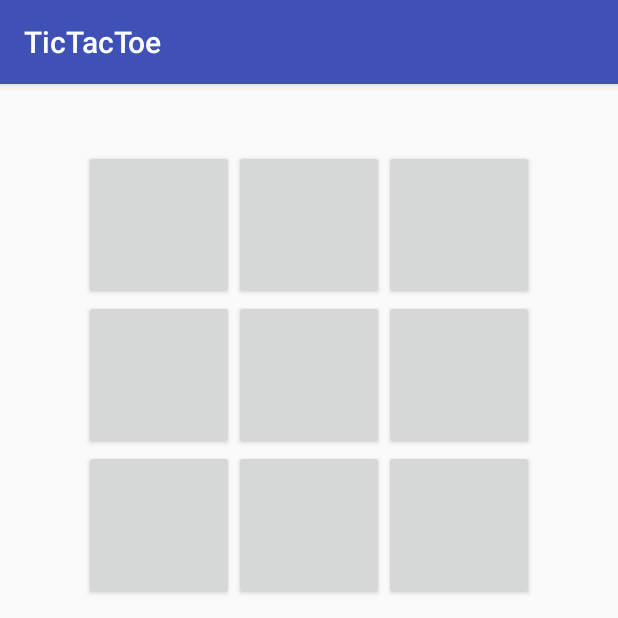
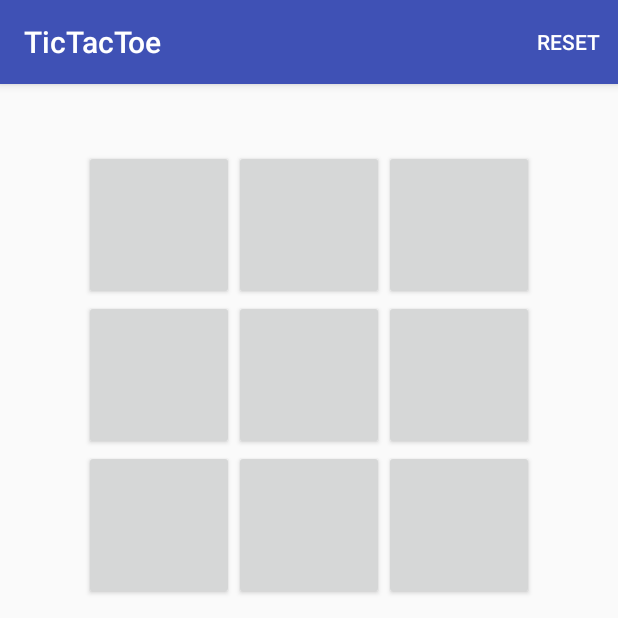
Before and after one commit to pinetree408/TicTacToe, an Android app: the screen it shows after launch (TicTacToeActivity), on a phone screen of 412 x 824 dp, the top half of it. Run offline under Robolectric (Android 15) with nearby library versions, the phone set to English and light mode, and no system bars; our stand-ins replace data binding.

Commit message:
Add reset function in View & Controller logic

```diff
--- /dev/null
+++ b/app/src/main/res/menu/reset_tictactoe.xml
@@ -0,0 +1,12 @@
+<?xml version="1.0" encoding="utf-8"?>
+<menu xmlns:android="http://schemas.android.com/apk/res/android"
+    xmlns:app="http://schemas.android.com/apk/res-auto"
+    xmlns:tools="http://schemas.android.com/tools"
+    tools:context=".controller.TicTacToeActivity">
+
+    <item android:id="@+id/action_reset"
+        android:title="@string/action_reset"
+        android:orderInCategory="100"
+        app:showAsAction="ifRoom" />
+
+</menu>
--- a/app/src/main/res/values/strings.xml
+++ b/app/src/main/res/values/strings.xml
@@ -1,4 +1,5 @@
 <resources>
     <string name="app_name">TicTacToe</string>
     <string name="winner">Winner</string>
+    <string name="action_reset">Reset</string>
 </resources>
```
Also changed, not shown: app/src/main/java/com/pinetree408/study/tictactoe/controller/TicTacToeActivity.java (+32 -0 lines).
